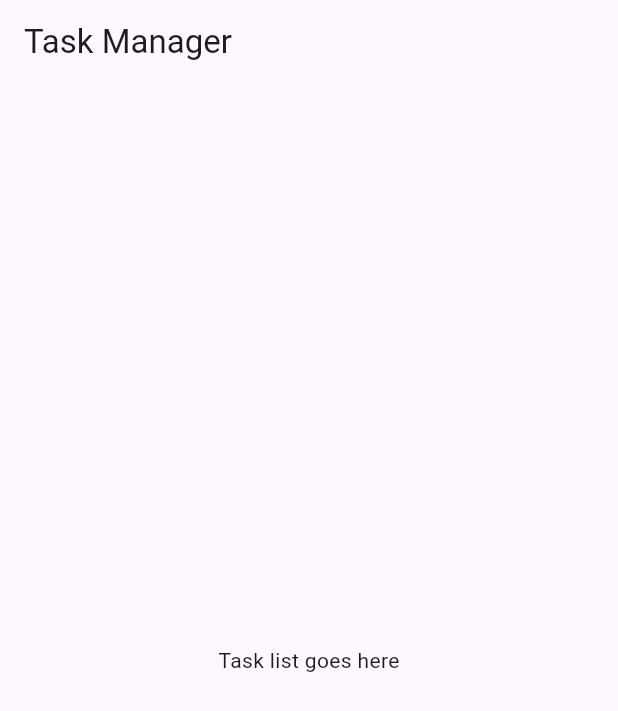
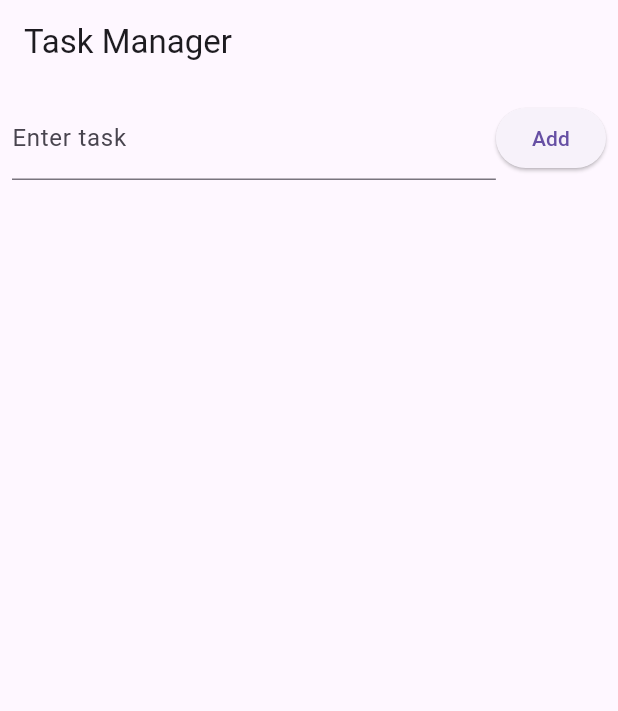
Before and after one commit to HemangShimpi/tasks, a Flutter app: the screen it shows after launch, on a phone screen of 412 x 824 dp. Shown: the top 711 px of the screen. Run offline on Flutter 3.47's test engine with Material 3 defaults, Android fonts, the phone set to English and light mode, and no system bars.

Commit message:
added task input functionality

```diff
--- a/lib/main.dart
+++ b/lib/main.dart
@@ -2,6 +2,13 @@ import 'package:flutter/material.dart';
 
 void main() {
   runApp(TaskManagerApp());
+}
+
+class Task {
+  String name;
+  bool isCompleted;
+
+  Task({required this.name, this.isCompleted = false});
 }
 
 class TaskListScreen extends StatefulWidget {
@@ -12,11 +19,51 @@ class TaskListScreen extends StatefulWidget {
 }
 
 class _TaskListScreenState extends State<TaskListScreen> {
+  final List<Task> _tasks = [];
+  final TextEditingController _controller = TextEditingController();
+
+  void _addTask() {
+    if (_controller.text.isNotEmpty) {
+      setState(() {
+        _tasks.add(Task(name: _controller.text));
+        _controller.clear();
+      });
+    }
+  }
+
   @override
   Widget build(BuildContext context) {
     return Scaffold(
       appBar: AppBar(title: Text('Task Manager')),
-      body: Center(child: Text('Task list goes here')),
+      body: Column(
+        children: [
+          Padding(
+            padding: const EdgeInsets.all(8.0),
+            child: Row(
+              children: [
+                Expanded(
+                  child: TextField(
+                    controller: _controller,
+                    decoration: InputDecoration(labelText: 'Enter task'),
+                  ),
+                ),
+                ElevatedButton(
+                  onPressed: _addTask,
+                  child: Text('Add'),
+                ),
+              ],
+            ),
+          ),
+          Expanded(
+            child: ListView.builder(
+              itemCount: _tasks.length,
+              itemBuilder: (context, index) {
+                return ListTile(title: Text(_tasks[index].name));
+              },
+            ),
+          ),
+        ],
+      ),
     );
   }
 }
```
